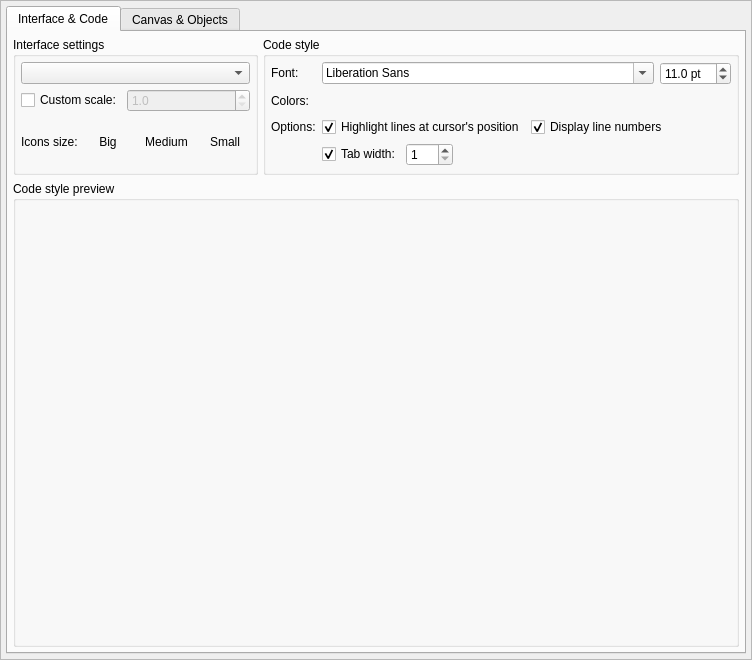
First picture: the form in libs/libgui/ui/settings/appearanceconfigwidget.ui, repository arichiardi/pgmodeler, before the edit.
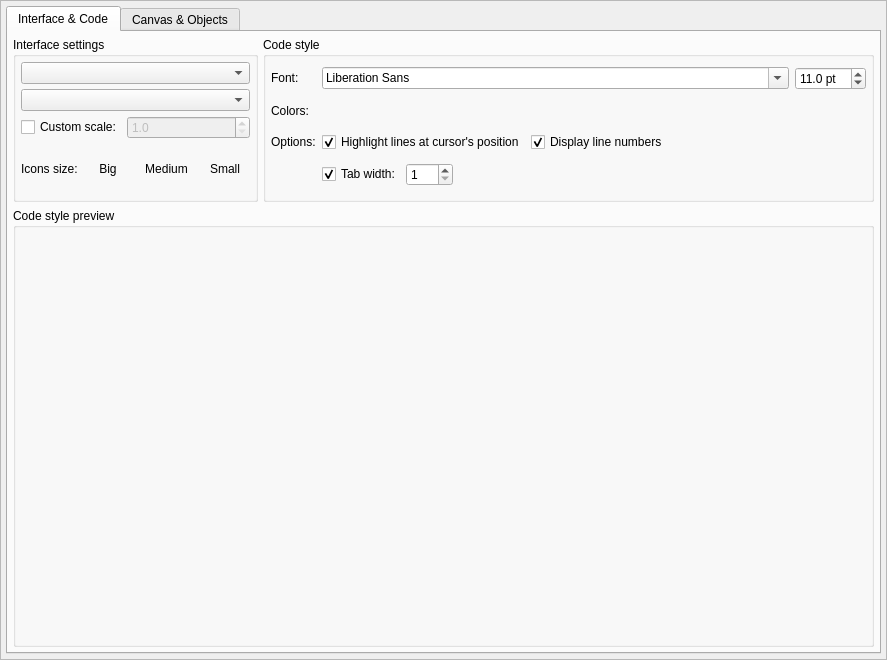
Second picture: the form after the edit. Icons and pictures are not drawn.

Commit message: Start adding support for smart theme detection in AppearanceConfigWidget (WIP)

Patch:
```diff
--- a/libs/libgui/ui/settings/appearanceconfigwidget.ui
+++ b/libs/libgui/ui/settings/appearanceconfigwidget.ui
@@ -6,7 +6,7 @@
    <rect>
     <x>0</x>
     <y>0</y>
-    <width>752</width>
+    <width>887</width>
     <height>660</height>
    </rect>
   </property>
@@ -539,6 +539,9 @@
                </item>
               </layout>
              </item>
+             <item row="1" column="0" colspan="3">
+              <widget class="QComboBox" name="__theme_cmb"/>
+             </item>
             </layout>
            </widget>
           </item>
```
The commit also changes 17 other files.
